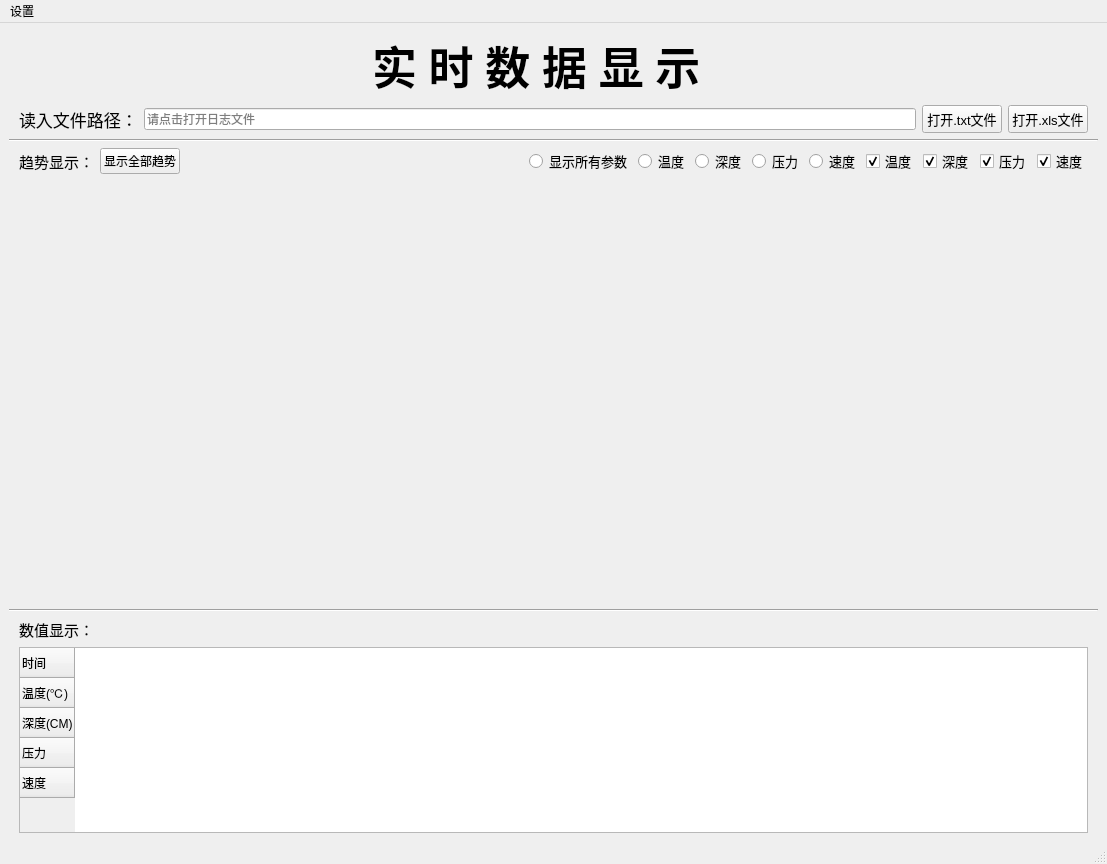
coni233/SamplingDevice-GUI, file mainGUI.ui: the form before one commit.
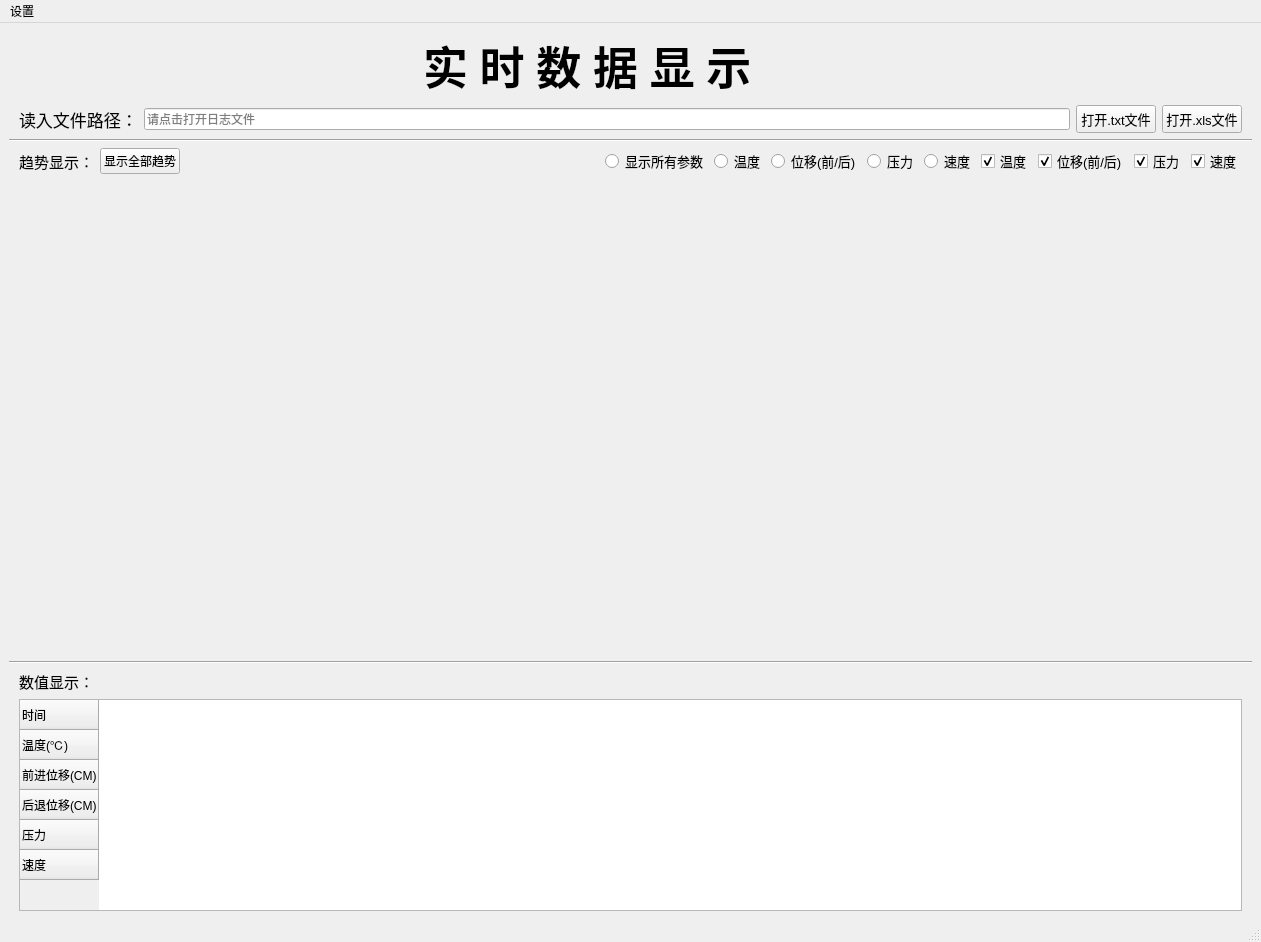
The form after the commit.

Commit message: 将深度（一项）改为前进位移和后退位移（两项）

```diff
--- a/mainGUI.ui
+++ b/mainGUI.ui
@@ -6,8 +6,8 @@
    <rect>
     <x>0</x>
     <y>0</y>
-    <width>1107</width>
-    <height>864</height>
+    <width>1261</width>
+    <height>942</height>
    </rect>
   </property>
   <property name="minimumSize">
@@ -220,7 +220,7 @@
            </font>
           </property>
           <property name="text">
-           <string>深度</string>
+           <string>位移(前/后)</string>
           </property>
          </widget>
         </item>
@@ -278,7 +278,7 @@
            </font>
           </property>
           <property name="text">
-           <string>深度</string>
+           <string>位移(前/后)</string>
           </property>
           <property name="checked">
            <bool>true</bool>
@@ -379,7 +379,12 @@
         </row>
         <row>
          <property name="text">
-          <string>深度(CM)</string>
+          <string>前进位移(CM)</string>
+         </property>
+        </row>
+        <row>
+         <property name="text">
+          <string>后退位移(CM)</string>
          </property>
         </row>
         <row>
@@ -403,7 +408,7 @@
     <rect>
      <x>0</x>
      <y>0</y>
-     <width>1107</width>
+     <width>1261</width>
      <height>23</height>
     </rect>
    </property>
```
The commit also changes 23 other files.
